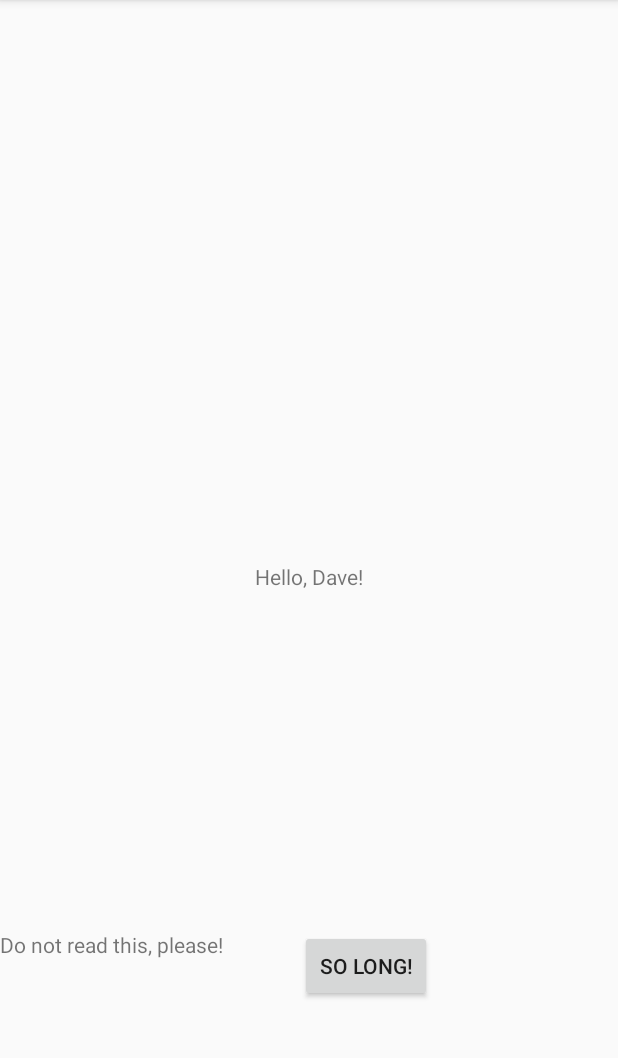
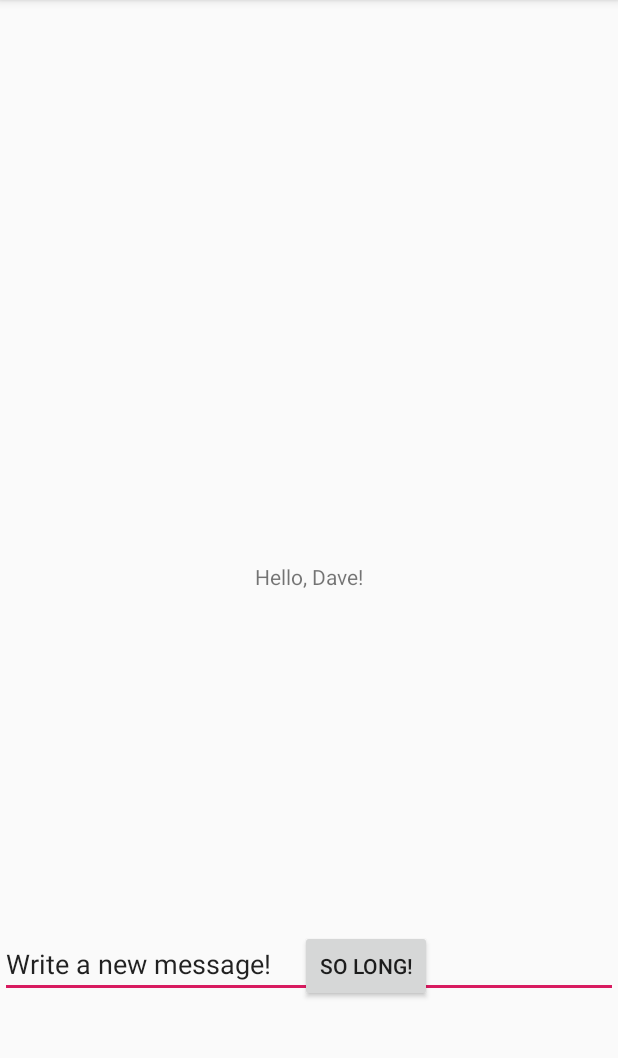
Before and after one commit to dandepaiva/Fragments, an Android app: the screen it shows after launch (MainActivity), on a phone screen of 412 x 824 dp, the part 84-1142 px from its top. Run offline under Robolectric (Android 15) with nearby library versions, the phone set to English and light mode, and no system bars.

Commit message:
EditText has a set welcoming message

```diff
--- a/app/src/main/java/com/example/fragments/BlankFragment.java
+++ b/app/src/main/java/com/example/fragments/BlankFragment.java
@@ -1,26 +1,33 @@
 package com.example.fragments;
 
 
+import android.content.Context;
 import android.os.Bundle;
+import android.support.annotation.NonNull;
 import android.support.v4.app.Fragment;
 import android.util.Log;
 import android.view.LayoutInflater;
 import android.view.View;
 import android.view.ViewGroup;
 import android.widget.Button;
-
+import android.widget.EditText;
 
 /**
  * A simple {@link Fragment} subclass.
  * Use the {@link BlankFragment#newInstance} factory method to
  * create an instance of this fragment.
  */
-public class BlankFragment extends Fragment {
+public class BlankFragment extends Fragment{
+    private static final Boolean HIDE_THE_FRAGMENT = false;
+    private ComunicationInterface callback;
+    private EditText editText;
+    private static String keepString;
 
     public BlankFragment() {
     }
 
-    public static BlankFragment newInstance() {
+    public static BlankFragment newInstance(String string) {
+        keepString = string;
         return new BlankFragment();
     }
 
@@ -32,16 +39,45 @@ public class BlankFragment extends Fragment {
         // Inflate the layout for this fragment
         final View root = inflater.inflate(R.layout.fragment_blank, container, false);
         Button button = root.findViewById(R.id.hide_fragment);
+        editText = root.findViewById(R.id.text_edit);
+        editText.setText(keepString);
         button.setOnClickListener( new View.OnClickListener(){
             @Override
             public void onClick(View v){
-                Log.d("tag", "ME CLICK BUTTON");
-                root.setVisibility(View.INVISIBLE);
-             }
+                if(HIDE_THE_FRAGMENT) {
+                    Log.d("true", "ME CLICK BUTTON");
+                    root.setVisibility(View.INVISIBLE);
+                } else {
+                    Log.d("false", "I ASTH CLICKETH THY BUTTON");
+                    superCoolFunction(editText.getText().toString());
+                }
+            }
         });
 
         return root;
+    }
 
 
+    @Override
+    public void onAttach(Context context) {
+        super.onAttach(context);
+        if (context instanceof ComunicationInterface) {
+            callback = (ComunicationInterface) context;
+        }
     }
+
+    @Override
+    public void onDetach() {
+        callback = null;
+         super.onDetach();
+    }
+
+    private void superCoolFunction(String string){
+        if (callback != null) {
+            callback.onTextChanged(string);
+            editText.setText(keepString);
+        }
+
+    }
+
 }
--- /dev/null
+++ b/app/src/main/java/com/example/fragments/ComunicationInterface.java
@@ -0,0 +1,6 @@
+package com.example.fragments;
+
+public interface ComunicationInterface {
+
+    void onTextChanged(String text);
+}
--- a/app/src/main/java/com/example/fragments/MainActivity.java
+++ b/app/src/main/java/com/example/fragments/MainActivity.java
@@ -4,19 +4,33 @@ import android.support.v4.app.FragmentManager;
 import android.support.v4.app.FragmentTransaction;
 import android.support.v7.app.AppCompatActivity;
 import android.os.Bundle;
+import android.widget.TextView;
 
 
-public class MainActivity extends AppCompatActivity {
-    public static final String FRAGMENT_MESSAGE = "com.example.fragments.FRAGMENT1";
+public class MainActivity extends AppCompatActivity implements ComunicationInterface {
+    public static final String ACTIVITY_MESSAGE = "com.example.fragments.ACTIVITY";
+    public static final String FRAGMENT_MESSAGE = "com.example.fragments.FRAGMENT";
     public final FragmentManager managerBlankFragment = getSupportFragmentManager();
+    private TextView textView;
+    private String keepString;
 
     @Override
     protected void onCreate(Bundle savedInstanceState) {
         super.onCreate(savedInstanceState);
         setContentView(R.layout.activity_main);
+        keepString = getString(R.string.welcome);
+
+        textView = findViewById(R.id.dave);
+
+
+        if (savedInstanceState != null){
+            String msg = savedInstanceState.getString(ACTIVITY_MESSAGE);
+            textView.setText(msg);
+        }
+
 
         FragmentTransaction transactionBlankFragment = managerBlankFragment.beginTransaction();
-        transactionBlankFragment.add(R.id.fragment_blank, BlankFragment.newInstance());
+        transactionBlankFragment.replace(R.id.fragment_blank, BlankFragment.newInstance(keepString));
         transactionBlankFragment.commit();
 
 
@@ -26,4 +40,18 @@ public class MainActivity extends AppCompatActivity {
     protected void onResume() {
         super.onResume();
     }
+
+
+    @Override
+    public void onTextChanged(String text) {
+        textView.setText(text);
+
+    }
+
+    @Override
+    protected void onSaveInstanceState(Bundle outState) {
+        outState.putString(ACTIVITY_MESSAGE, textView.getText().toString());
+        outState.putString(FRAGMENT_MESSAGE, keepString);
+        super.onSaveInstanceState(outState);
+    }
 }
--- a/app/src/main/res/layout/activity_main.xml
+++ b/app/src/main/res/layout/activity_main.xml
@@ -2,11 +2,13 @@
 <android.support.constraint.ConstraintLayout xmlns:android="http://schemas.android.com/apk/res/android"
     xmlns:app="http://schemas.android.com/apk/res-auto"
     xmlns:tools="http://schemas.android.com/tools"
+    android:id="@+id/activity_main"
     android:layout_width="match_parent"
     android:layout_height="match_parent"
     tools:context=".MainActivity">
 
     <TextView
+        android:id="@+id/dave"
         android:layout_width="wrap_content"
         android:layout_height="wrap_content"
         android:text="@string/hello_blank_fragment"
--- a/app/src/main/res/layout/fragment_blank.xml
+++ b/app/src/main/res/layout/fragment_blank.xml
@@ -1,13 +1,13 @@
 <?xml version="1.0" encoding="utf-8"?>
 <FrameLayout xmlns:android="http://schemas.android.com/apk/res/android"
     xmlns:tools="http://schemas.android.com/tools"
-    android:id="@+id/fragment_blank"
     android:layout_width="match_parent"
     android:layout_height="match_parent"
     tools:context=".BlankFragment">
 
     <!-- TODO: Update blank fragment layout -->
-    <TextView
+    <EditText
+        android:id="@+id/text_edit"
         android:layout_width="match_parent"
         android:layout_height="match_parent"
         android:text="@string/other" />
--- a/app/src/main/res/values/strings.xml
+++ b/app/src/main/res/values/strings.xml
@@ -5,4 +5,5 @@
     <string name="hello_blank_fragment"> Hello, Dave!</string>
     <string name="bye_blank_fragment"> So long!</string>
     <string name="other"> Do not read this, please!</string>
+    <string name="welcome">Write a new message!</string>
 </resources>
```
